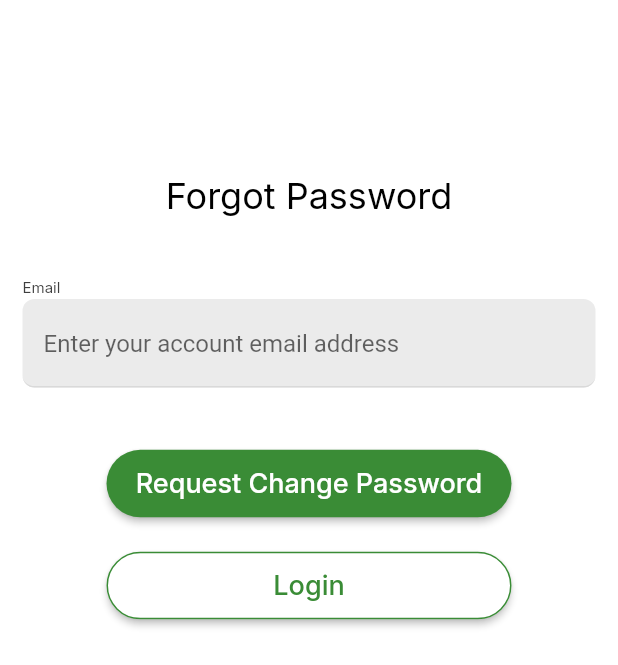
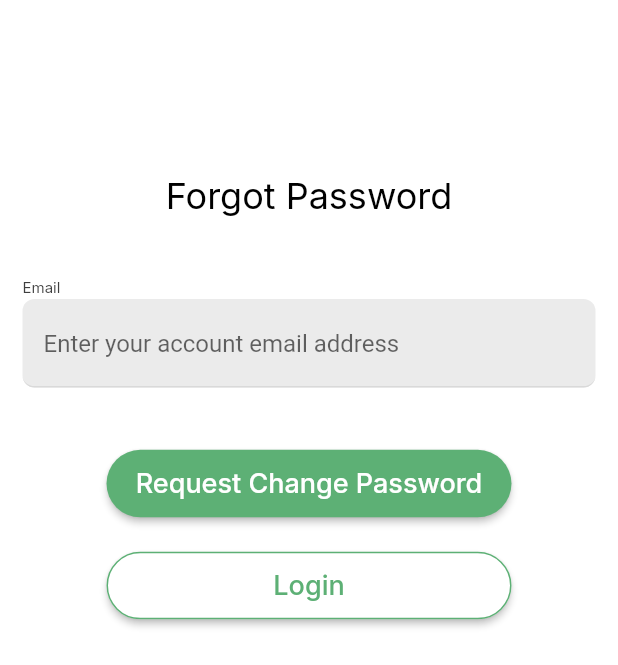
Before and after one commit to Y4S1-SASA/automobile-spare-parts-app, a Flutter app: the ForgotPasswordScreen screen opened directly, on a phone screen of 412 x 824 dp. Shown: the top 665 px of the screen. Run offline on Flutter 3.47's test engine with Material 2 defaults, Android fonts, the phone set to English and light mode, and no system bars; our stand-ins replace firebase_auth, firebase_core, firebase_database, google_fonts; accounts and stored records are empty.

Commit message:
theme color changed

```diff
--- a/lib/view/screens/auth/forgot-password.dart
+++ b/lib/view/screens/auth/forgot-password.dart
@@ -128,7 +128,7 @@ class _ForgotPasswordScreenState extends State<ForgotPasswordScreen> {
                                   fontFamily: 'Inter',
                                 ),
                               ),
-                              color: Color.fromARGB(255, 58, 140, 54),
+                              color: Color(0xff5db075),
                             ),
                           ),
                           SizedBox(
@@ -141,7 +141,7 @@ class _ForgotPasswordScreenState extends State<ForgotPasswordScreen> {
                                 borderRadius:
                                     BorderRadius.all(Radius.circular(30.0)),
                                 side: BorderSide(
-                                  color: Color.fromARGB(255, 58, 140, 54),
+                                  color: Color(0xff5db075),
                                 ),
                               ),
                               elevation: 2.0,
@@ -158,7 +158,7 @@ class _ForgotPasswordScreenState extends State<ForgotPasswordScreen> {
                                 "Login",
                                 style: TextStyle(
                                   fontSize: 18,
-                                  color: Color.fromARGB(255, 58, 140, 54),
+                                  color: Color(0xff5db075),
                                   fontFamily: 'Inter',
                                 ),
                               ),
@@ -175,7 +175,7 @@ class _ForgotPasswordScreenState extends State<ForgotPasswordScreen> {
                               visible: visible,
                               child: Container(
                                   child: CircularProgressIndicator(
-                                color: Color.fromARGB(255, 58, 140, 54),
+                                color: Color(0xff5db075),
                               ))),
                         ],
                       ),
--- a/lib/view/screens/market-items/home.dart
+++ b/lib/view/screens/market-items/home.dart
@@ -45,7 +45,7 @@ class _HomeScreenState extends State<HomeScreen> {
       ),
       bottomNavigationBar: BottomAppBar(
         shape: CircularNotchedRectangle(),
-        color: Color.fromARGB(255, 58, 140, 54),
+        color: Color(0xff5db075),
         height: 60,
         child: Row(
           mainAxisAlignment: MainAxisAlignment.spaceEvenly,
--- a/lib/view/screens/reservations/place-order.dart
+++ b/lib/view/screens/reservations/place-order.dart
@@ -234,7 +234,7 @@ class _PlaceOrderState extends State<PlaceOrder> {
 
       bottomNavigationBar: BottomAppBar(
         shape: const CircularNotchedRectangle(),
-        color: const Color.fromARGB(255, 58, 140, 54),
+        color: const Color(0xff5db075),
         height: 60,
         child: Row(
           mainAxisAlignment: MainAxisAlignment.spaceEvenly,
```
